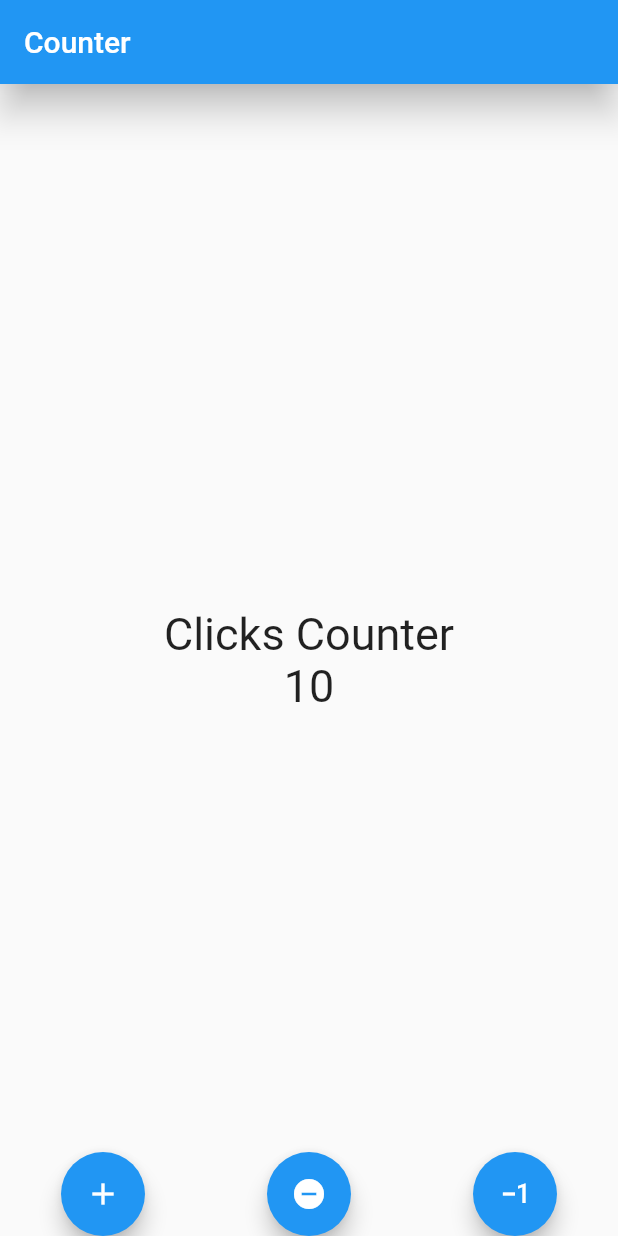
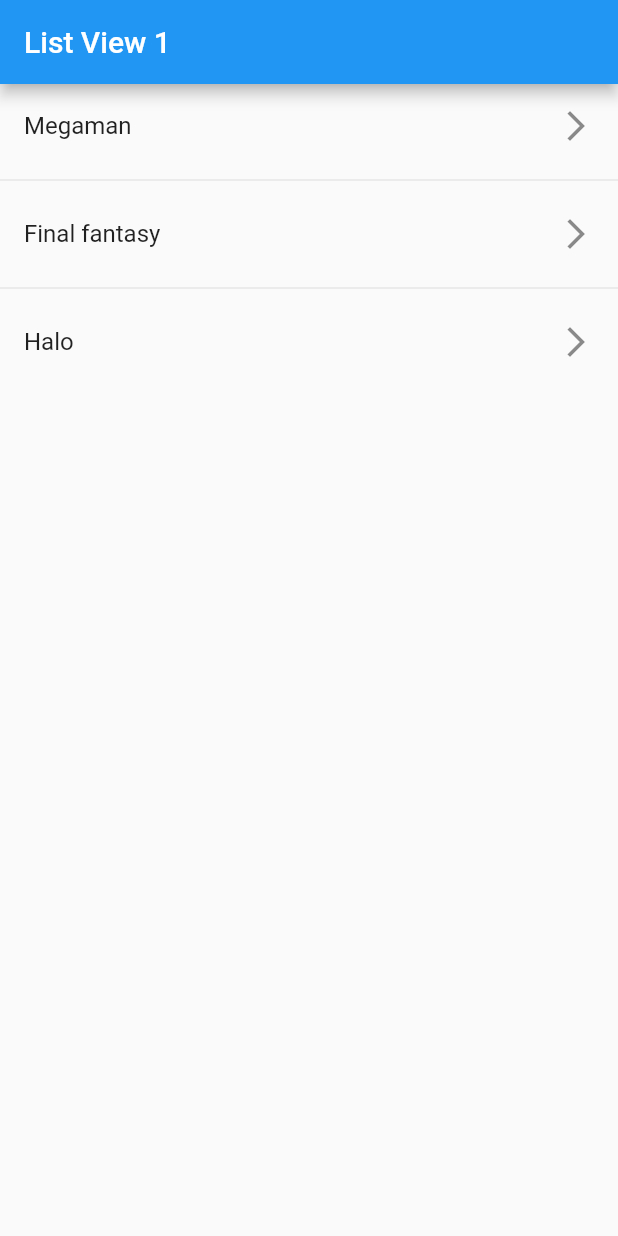
Before and after one commit to Leandro-De/flutter-dev, a Flutter app: the screen it shows after launch, on a phone screen of 412 x 824 dp. Run offline on Flutter 3.47's test engine with Material 2 defaults, Android fonts, the phone set to English and light mode, and no system bars.

Commit message:
crear lista

```diff
--- a/lib/main.dart
+++ b/lib/main.dart
@@ -1,20 +1,16 @@
 import 'package:flutter/material.dart';
-import 'package:my_app1/screens/counter_screen.dart';
-import 'package:my_app1/screens/home_screen.dart';
+import 'package:my_app1/screens/listview1_screen.dart';
 
-void main() {
-  runApp(const MyApp());
-}
+void main() => runApp(const MyApp());
 
 class MyApp extends StatelessWidget {
-  const MyApp({Key? key}) : super(key: key);
+  const MyApp({super.key});
 
   @override
   Widget build(BuildContext context) {
     return const MaterialApp(
-      debugShowCheckedModeBanner: false,
-      //home: HomeScreen()
-      home: CounterScreen(),
-    );
+        debugShowCheckedModeBanner: false,
+        title: 'Material App',
+        home: ListView1Screen());
   }
 }
--- /dev/null
+++ b/lib/screens/listview1_screen.dart
@@ -0,0 +1,36 @@
+import 'package:flutter/material.dart';
+
+class ListView1Screen extends StatelessWidget {
+  final options = const ['Megaman', 'Final fantasy', 'Halo'];
+
+  const ListView1Screen({Key? key}) : super(key: key);
+
+  @override
+  Widget build(BuildContext context) {
+    return Scaffold(
+        appBar: AppBar(
+          title: const Text('List View 1'),
+        ),
+        body: ListView.separated(
+          itemCount: options.length,
+          itemBuilder: (context, index) => ListTile(
+            title: Text(options[index]),
+            trailing: const Icon(Icons.arrow_forward_ios),
+          ),
+          separatorBuilder: (_, __) =>
+              const Divider(), //si el contexto no se usa poner _ y __
+        )
+        // MANERA 1 DE CREAR UNA LISTA
+        /* ListView(
+          children: [
+            ...options
+                .map((game) => ListTile(
+                      title: Text(game),
+                      trailing: const Icon(Icons.arrow_forward_ios),
+                    ))
+                .toList()
+          ],
+        )*/
+        );
+  }
+}
```
Also changed, not shown: 1 other file.
